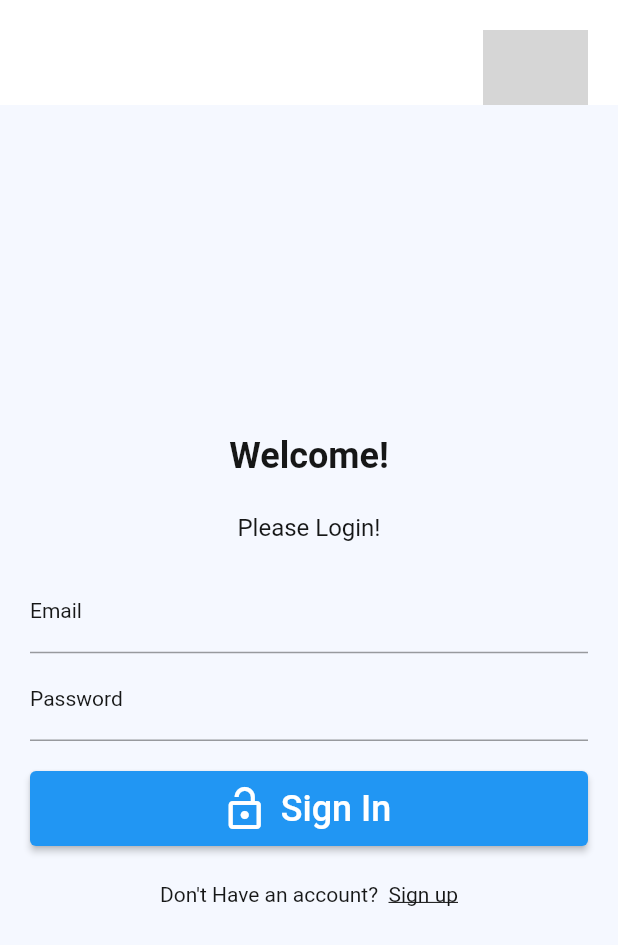
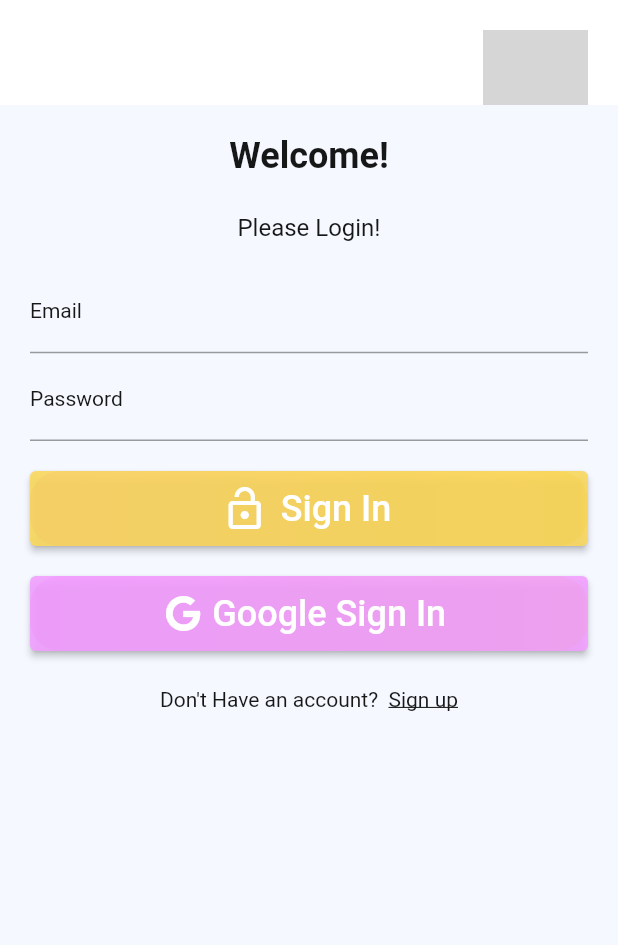
Before and after one commit to MedOussamaBraiek/Flutter-Dashboard, a Flutter app: the screen it shows after launch, on a phone screen of 412 x 824 dp. Shown: the top 945 px of the screen. Run offline on Flutter 3.47's test engine with Material 2 defaults, Android fonts, the phone set to English and light mode, and no system bars; our stand-ins replace curved_navigation_bar, email_validator, firebase_auth, firebase_core, fl_chart, font_awesome_flutter and 2 more; missing offline and left inert: day_night_switcher; accounts and stored records are empty; grey boxes are pictures that could not be loaded.

Commit message:
Google Authentication

```diff
--- a/lib/Components/app_bar/app_bar_widget.dart
+++ b/lib/Components/app_bar/app_bar_widget.dart
@@ -1,6 +1,8 @@
 import 'package:dashboard_app/Constants/constants.dart';
 import 'package:dashboard_app/Provider/data.dart';
+import 'package:dashboard_app/Services/auth.dart';
 import 'package:dashboard_app/responsive_layout.dart';
+import 'package:firebase_auth/firebase_auth.dart';
 import 'package:flutter/material.dart';
 import 'package:provider/provider.dart';
 import 'package:day_night_switcher/day_night_switcher.dart';
@@ -21,10 +23,18 @@ class _AppBarWidgetState extends State<AppBarWidget> {
   Widget build(BuildContext context) {
     bool darkMode = Provider.of<Data>(context).isDark;
     var isLogged = Provider.of<Data>(context).isLogged;
+
+    var user;
+    final current = FirebaseAuth.instance.currentUser;
+    if (current != null) {
+       user = current;
+    }
+
     return Container(
       //padding: const EdgeInsets.only(top:30 ),
       color: darkMode ? Colors.white : Constants.purpleLight,
       child: Row(children: [
+        //TextButton(onPressed: (){Auth().signOut();}, child: Text('logout')),
         if(isLogged)
         if (ResponsiveLayout.isComputer(context))
           Container(
@@ -44,8 +54,8 @@ class _AppBarWidgetState extends State<AppBarWidget> {
                 backgroundColor: Constants.purpleDark,
                 radius: 30,
                 backgroundImage: AssetImage("assets/images/logo.png"),
-              ))
-        else
+              )),
+
          if(isLogged)
           IconButton(
             onPressed: () {
@@ -191,9 +201,25 @@ class _AppBarWidgetState extends State<AppBarWidget> {
               ],
               shape: BoxShape.circle,
             ),
-            child: const CircleAvatar(
-                radius: 22,
-                backgroundImage: AssetImage("assets/images/oussama.jpeg")),
+            child:
+            user?.photoURL == null && isLogged ?
+            CircleAvatar(
+                  radius: 20,
+                  backgroundColor: Constants.yellow.withOpacity(0.9),
+                  child: Text(
+                    user?.displayName.substring(0, 1) ?? "M",
+                    style: const TextStyle(color: Colors.white),
+                  ),
+                )
+
+            : CircleAvatar(
+              radius: 20,
+              backgroundImage: NetworkImage(user.photoURL!),
+            ),
+
+            // const CircleAvatar(
+            //     radius: 22,
+            //     backgroundImage: AssetImage("assets/images/oussama.jpeg")),
           )
       ]),
     );
--- a/lib/Components/panel_left/panel_left_page.dart
+++ b/lib/Components/panel_left/panel_left_page.dart
@@ -35,6 +35,7 @@ class _PanelLeftPageState extends State<PanelLeftPage> {
   Widget build(BuildContext context) {
     bool darkMode = Provider.of<Data>(context).isDark;
     final user = FirebaseAuth.instance.currentUser!;
+
     return Scaffold(
       body: Stack(
         children: [
@@ -62,6 +63,7 @@ class _PanelLeftPageState extends State<PanelLeftPage> {
                       top: Constants.kPadding * 2,
                       bottom: Constants.kPadding * 2),
                   child: Text(
+                    user.displayName != null ? "Hello, ${user.displayName}" :
                     "Hello,  ${user.email!.substring(0, user.email!.indexOf('@'))}",
                     style: TextStyle(
                         color: darkMode
--- a/lib/Pages/home.dart
+++ b/lib/Pages/home.dart
@@ -12,7 +12,6 @@ import 'package:dashboard_app/Pages/tasks.dart';
 import 'package:dashboard_app/Pages/users.dart';
 import 'package:dashboard_app/Provider/data.dart';
 import 'package:dashboard_app/responsive_layout.dart';
-import 'package:firebase_auth/firebase_auth.dart';
 import 'package:flutter/material.dart';
 import 'package:provider/provider.dart';
 
--- a/lib/Pages/login.dart
+++ b/lib/Pages/login.dart
@@ -2,12 +2,16 @@ import 'package:dashboard_app/Components/app_bar/app_bar_widget.dart';
 import 'package:dashboard_app/Constants/constants.dart';
 import 'package:dashboard_app/Provider/data.dart';
 import 'package:dashboard_app/Services/auth.dart';
+import 'package:dashboard_app/Services/google_auth.dart';
+//import 'package:dashboard_app/Services/google_auth.dart';
 import 'package:dashboard_app/main.dart';
 import 'package:dashboard_app/responsive_layout.dart';
 import 'package:flutter/gestures.dart';
 import 'package:flutter/material.dart';
 import 'package:firebase_auth/firebase_auth.dart';
+import 'package:flutter/rendering.dart';
 import 'package:provider/provider.dart';
+import 'package:font_awesome_flutter/font_awesome_flutter.dart';
 
 class LoginPage extends StatefulWidget {
   final VoidCallback onClickSignUp;
@@ -125,6 +129,7 @@ class _LoginPageState extends State<LoginPage> {
         height: double.infinity,
         width: double.infinity,
         padding: const EdgeInsets.all(20),
+        child: SingleChildScrollView(
           child: Column(
             crossAxisAlignment: CrossAxisAlignment.center,
             mainAxisAlignment: MainAxisAlignment.center,
@@ -166,6 +171,7 @@ class _LoginPageState extends State<LoginPage> {
                 ),
                 child:  ElevatedButton.icon(
                 style: ElevatedButton.styleFrom(
+                  primary: Constants.yellow.withOpacity(0.9),
                   minimumSize: const Size.fromHeight(50),
                 ),
                 onPressed: (){
@@ -182,6 +188,41 @@ class _LoginPageState extends State<LoginPage> {
               // _errorMessage(),
               // _submitButton(),
               // _loginOrRegisterButton(),
+
+              const SizedBox(height: 20,),
+              Container(
+                decoration:BoxDecoration(
+                    borderRadius: BorderRadius.circular(20),
+                    gradient: LinearGradient(
+                      colors: [
+                        Constants.pink.withOpacity(0.9),
+                       Constants.yellow.withOpacity(0.9),
+                       ]
+                  ),
+                ),
+                child:  ElevatedButton.icon(
+                style: ElevatedButton.styleFrom(
+                  primary: Constants.pink.withOpacity(0.9),
+                  minimumSize: const Size.fromHeight(50),
+                ),
+                onPressed: (){
+                  final provider = Provider.of<GoogleService>(context, listen: false);
+                  print(provider.name);
+                  showDialog(context: context,
+                    barrierDismissible: false,
+                    builder: (context) => const Center(child: CircularProgressIndicator(),),
+                    );
+                  try{
+                      provider.googleLogin();
+                      data.login();
+                  } on FirebaseAuthException catch(e) {print(e);}
+
+                  navigatorKey.currentState!.popUntil((route) => route.isFirst);
+                  },
+                icon: const FaIcon(FontAwesomeIcons.google),
+                label: const Text('Google Sign In',
+                style: TextStyle(fontSize: 24),)),
+              ),
 
               const SizedBox(height: 24,),
               RichText(
@@ -204,6 +245,7 @@ class _LoginPageState extends State<LoginPage> {
               ]
           ),
         ),
+      ),
     );
   }
 
--- a/lib/Pages/signup.dart
+++ b/lib/Pages/signup.dart
@@ -126,6 +126,7 @@ class _SingUpPageState extends State<SingUpPage> {
         padding: const EdgeInsets.all(20),
         child: Form(
           key: formKey,
+          child: SingleChildScrollView(
             child: Column(
               crossAxisAlignment: CrossAxisAlignment.center,
               mainAxisAlignment: MainAxisAlignment.center,
@@ -167,12 +168,14 @@ class _SingUpPageState extends State<SingUpPage> {
                 const SizedBox(height: 20,),
                 ElevatedButton.icon(
                   style: ElevatedButton.styleFrom(
+                    primary: Constants.yellow.withOpacity(0.9),
                     minimumSize: const Size.fromHeight(50),
                   ),
                   onPressed: (){
                     signUp();
                     data.login();
                     },
+
                   icon: const Icon(Icons.lock_open, size: 32,),
                   label: const Text('Sign up',
                   style: TextStyle(fontSize: 24),)),
@@ -201,6 +204,7 @@ class _SingUpPageState extends State<SingUpPage> {
                   )
                   )
                 ]
+            ),
           ),
         ),
       ),
--- a/lib/main.dart
+++ b/lib/main.dart
@@ -1,6 +1,6 @@
 import 'package:dashboard_app/Constants/constants.dart';
-import 'package:dashboard_app/Pages/signup.dart';
 import 'package:dashboard_app/Provider/data.dart';
+import 'package:dashboard_app/Services/google_auth.dart';
 import 'package:dashboard_app/firebase_options.dart';
 import 'package:dashboard_app/widget_tree.dart';
 import 'package:flutter/material.dart';
@@ -12,7 +12,16 @@ Future<void> main() async{
   await Firebase.initializeApp(
     options: DefaultFirebaseOptions.currentPlatform,
   );
-  runApp(const MyApp());
+  runApp(
+    // MultiProvider(
+    //   providers: [
+    //     Provider<Data>(create: (context) => Data()),
+    //     Provider<GoogleService>(create: (context) => GoogleService()),
+    //   ],
+    //   child: const MyApp(),
+    //  ),
+      const MyApp(),
+     );
 }
 
 class MyApp extends StatelessWidget {
@@ -22,8 +31,14 @@ class MyApp extends StatelessWidget {
   Widget build(BuildContext context) {
     return ChangeNotifierProvider(
       create: (BuildContext context) => Data(),
-      child: const DarklightTheme(),
+      child: ChangeNotifierProvider(
+        create: (BuildContext context) => GoogleService(),
+        child: const DarklightTheme(),
+      )
+
     );
+
+     //return DarklightTheme();
   }
 }
 
--- a/pubspec.yaml
+++ b/pubspec.yaml
@@ -40,6 +40,8 @@ dependencies:
   firebase_auth: ^4.2.6
   cloud_firestore: ^4.3.2
   email_validator: ^2.1.17
+  google_sign_in: ^5.4.4
+  font_awesome_flutter: ^10.4.0
 
 
   # The following adds the Cupertino Icons font to your application.
```
Also changed, not shown: lib/Components/drawer/drawer_page.dart (+10 -1 lines), lib/Provider/data.dart (+33 -0 lines), lib/Services/google_auth.dart (added, +50 -0 lines), assets/images/icons8-google.svg (added), pubspec.lock, 1 other file. Lines whose indentation alone changed are shown as unchanged.
